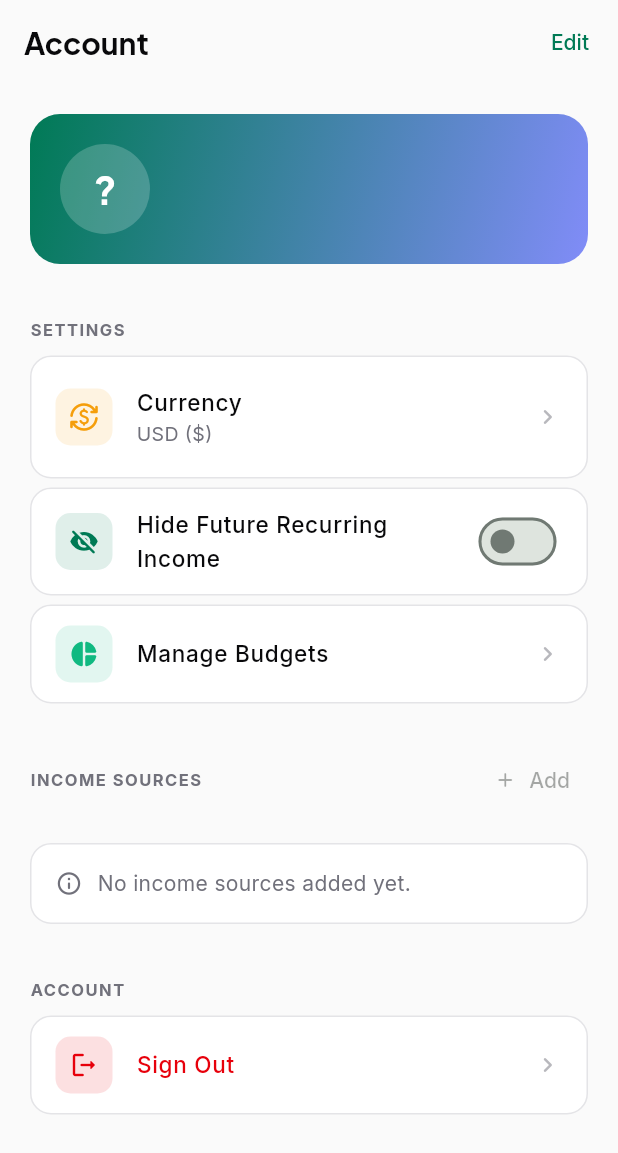
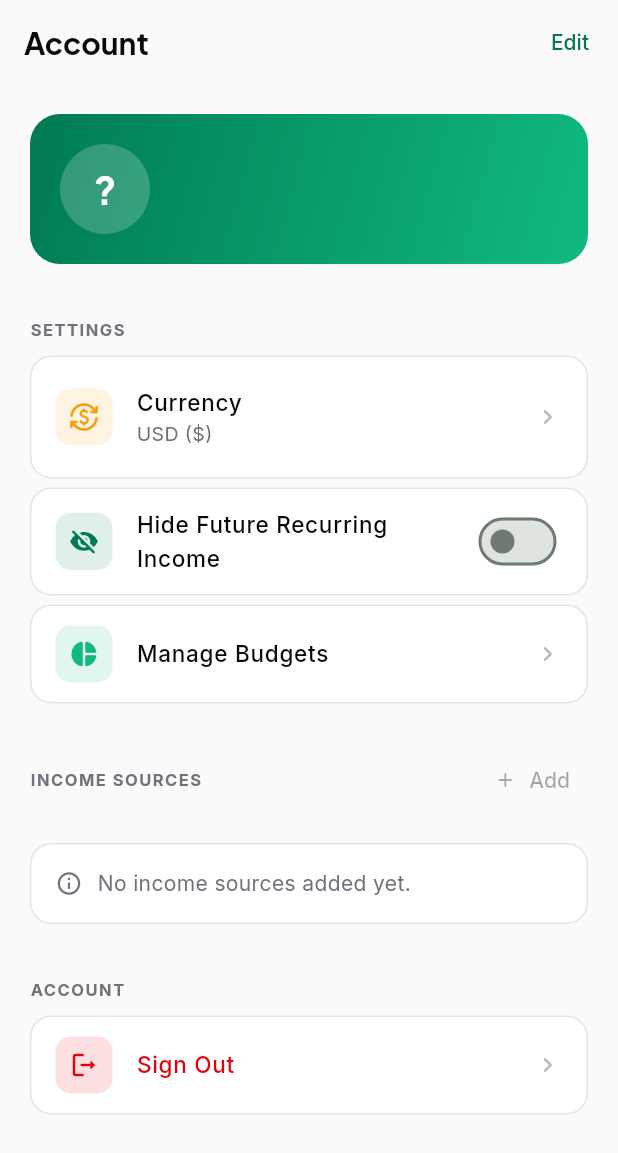
Before and after one commit to samnsimson/xpenzes, a Flutter app: the AccountScreen screen opened directly, on a phone screen of 412 x 824 dp. Shown: the top 1153 px of the screen. Run offline on Flutter 3.47's test engine with Material 3 defaults, Android fonts, the phone set to English and light mode, and no system bars; our stand-ins replace dio, fl_chart, flutter_riverpod, google_fonts, supabase_flutter; missing offline and left inert: flutter_web_auth_2; accounts and stored records are empty.

Commit message:
Change hero gradients from emerald-to-indigo to emerald-to-green
Replaces the Color(0xFF818CF8) indigo gradient stop with
AppColors.success across the home header, account profile card, and
spend radar summary card, so the gradient stays in the green family
instead of shifting to blue.

```diff
--- a/lib/features/account/widgets/profile_header.dart
+++ b/lib/features/account/widgets/profile_header.dart
@@ -15,7 +15,7 @@ class ProfileHeader extends StatelessWidget {
       padding: const EdgeInsets.all(20),
       decoration: BoxDecoration(
         gradient: const LinearGradient(
-          colors: [AppColors.primary, Color(0xFF818CF8)],
+          colors: [AppColors.primary, AppColors.success],
           begin: Alignment.topLeft,
           end: Alignment.bottomRight,
         ),
--- a/lib/features/home/widgets/home_meter_row.dart
+++ b/lib/features/home/widgets/home_meter_row.dart
@@ -29,7 +29,7 @@ class HomeHeader extends StatelessWidget {
     return Container(
       decoration: const BoxDecoration(
         gradient: LinearGradient(
-          colors: [AppColors.primary, Color(0xFF818CF8)],
+          colors: [AppColors.primary, AppColors.success],
           begin: Alignment.topLeft,
           end: Alignment.bottomRight,
         ),
--- a/lib/features/spend_radar/widgets/summary_card.dart
+++ b/lib/features/spend_radar/widgets/summary_card.dart
@@ -20,7 +20,7 @@ class SummaryCard extends StatelessWidget {
       padding: const EdgeInsets.all(20),
       decoration: BoxDecoration(
         gradient: const LinearGradient(
-          colors: [AppColors.primary, Color(0xFF818CF8)],
+          colors: [AppColors.primary, AppColors.success],
           begin: Alignment.topLeft,
           end: Alignment.bottomRight,
         ),
```
